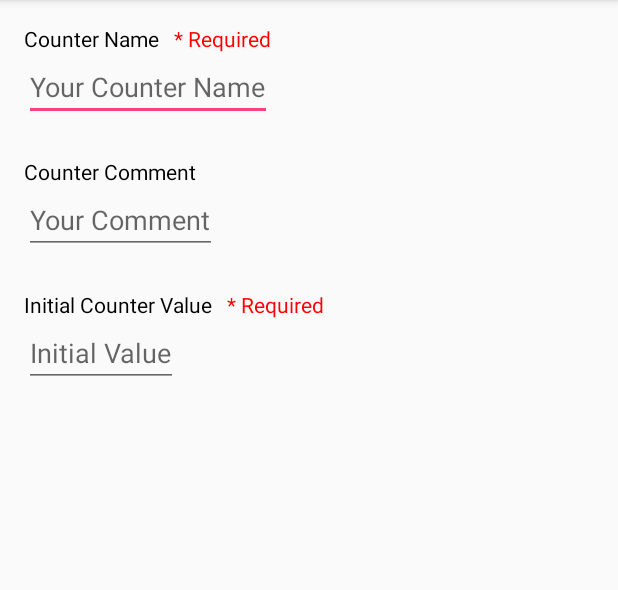
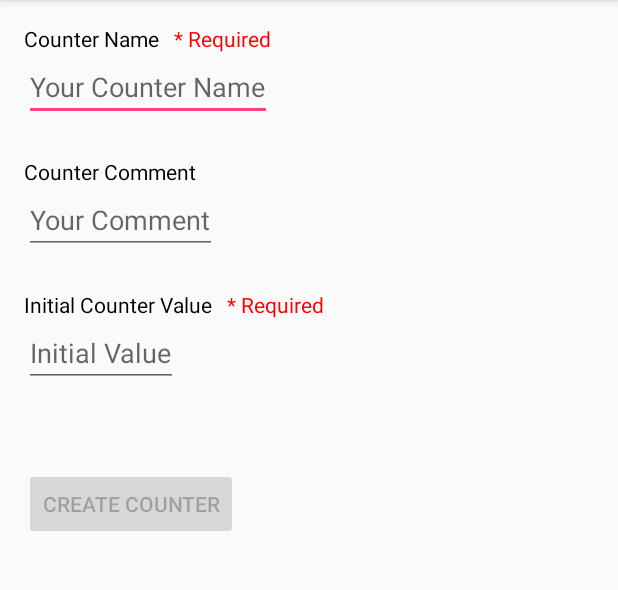
Before and after one commit to OliverRarog/Rarog-CountBook, an Android app: the screen it shows after launch (AddCounterActivity), after a tap on an icon or button, on a phone screen of 412 x 824 dp, the part 84-674 px from its top. Run offline under Robolectric (Android 15) with nearby library versions, the phone set to English and light mode, and no system bars.

Commit message:
Now create counter through buttons, still can't view and edit, data preservation not implemented

```diff
--- a/app/src/main/java/com/example/rarog_countbook/AddCounterActivity.java
+++ b/app/src/main/java/com/example/rarog_countbook/AddCounterActivity.java
@@ -1,17 +1,94 @@
 package com.example.rarog_countbook;
 
+import android.content.Intent;
 import android.support.v7.app.AppCompatActivity;
 import android.os.Bundle;
+import android.text.Editable;
+import android.text.TextWatcher;
+import android.util.Log;
+import android.view.View;
+import android.widget.Button;
+import android.widget.EditText;
 
 public class AddCounterActivity extends AppCompatActivity {
+    Button createButton;
+    EditText counterNameEditText;
+    EditText counterCommentEditText;
+    EditText counterValueEditText;
+
+
+    /* idea to disable button until required editText fields filled
+    taken from
+    https://stackoverflow.com/questions/20682865/disable-button-when-edit-text-fields-empty
+    */
+    private TextWatcher textWatcher = new TextWatcher() {
+        @Override
+        public void beforeTextChanged(CharSequence charSequence, int i, int i1, int i2) {}
+
+        @Override
+        public void onTextChanged(CharSequence charSequence, int i, int i1, int i2) {
+            checkRequiredFields();
+        }
+
+        @Override
+        public void afterTextChanged(Editable editable) {}
+    };
+
+    private void checkRequiredFields() {
+        String nameField = counterNameEditText.getText().toString();
+        String valueField = counterValueEditText.getText().toString();
+
+        if(verifyNameField(nameField) || verifyValueField(valueField) ) {
+            createButton.setEnabled(false);
+        }
+        else {
+            createButton.setEnabled(true);
+        }
+    }
+
+    private Boolean verifyNameField(String name) {
+        return name.trim().isEmpty();
+    }
+
+    private Boolean verifyValueField(String value) {
+        // checks that user typed in a non-negative number, no non-numeric characters allowed
+        return (Integer.getInteger(value) != null && Integer.getInteger(value) >= 0);
+    }
+
+    private void instantiateButtonsAndFields() {
+        createButton = (Button) findViewById(R.id.createCounterButton);
+        counterNameEditText = (EditText) findViewById(R.id.counterNameEditText);
+        counterCommentEditText = (EditText) findViewById(R.id.counterCommentEditText);
+        counterValueEditText = (EditText) findViewById(R.id.counterValueEditText);
+    }
 
     @Override
     protected void onCreate(Bundle savedInstanceState) {
         super.onCreate(savedInstanceState);
         setContentView(R.layout.activity_add_counter);
 
+        instantiateButtonsAndFields();
 
+        counterNameEditText.addTextChangedListener(textWatcher);
+        counterValueEditText.addTextChangedListener(textWatcher);
 
+        createButton.setEnabled(false);
 
+        createButton.setOnClickListener(new View.OnClickListener() {
+            @Override
+            public void onClick(View view) {
+                String nameText = counterNameEditText.getText().toString();
+                String commentText = counterCommentEditText.getText().toString();
+                int value = Integer.parseInt(counterValueEditText.getText().toString());
+
+                Intent intent = getIntent();
+                intent.putExtra("nameText", nameText);
+                intent.putExtra("commentText", commentText);
+                intent.putExtra("initialValue", value);
+
+                setResult(RESULT_OK, intent);
+                finish();
+            }
+        });
     }
 }
--- a/app/src/main/java/com/example/rarog_countbook/MainActivity.java
+++ b/app/src/main/java/com/example/rarog_countbook/MainActivity.java
@@ -6,10 +6,24 @@ import android.os.Bundle;
 import android.view.View;
 import android.widget.Button;
 import android.widget.ListView;
+import android.widget.Toast;
 
 import java.util.ArrayList;
 
 public class MainActivity extends AppCompatActivity {
+    private static final int ADD_COUNTER_ACTIVITY = 1;
+    ArrayList<Counter> counterList = new ArrayList<Counter>();
+
+    @Override
+    protected void onActivityResult(int requestCode, int resultCode, Intent data) {
+        if (resultCode == RESULT_OK && requestCode == ADD_COUNTER_ACTIVITY) {
+            String nameText = data.getExtras().getString("nameText");
+            String commentText = data.getExtras().getString("commentText");
+            int initialValue = data.getExtras().getInt("initialValue");
+
+            counterList.add(new Counter(initialValue, nameText, commentText));
+        }
+    }
 
     @Override
     protected void onCreate(Bundle savedInstanceState) {
@@ -21,18 +35,12 @@ public class MainActivity extends AppCompatActivity {
             @Override
             public void onClick(View view) {
                 Intent addCounterIntent = new Intent(view.getContext(), AddCounterActivity.class);
-                startActivity(addCounterIntent);
+                startActivityForResult(addCounterIntent, ADD_COUNTER_ACTIVITY);
             }
         });
 
-        ArrayList<Counter> list = new ArrayList<Counter>();
-        list.add(new Counter(5, "test1", "hello"));
-        list.add(new Counter(10, "test2", "bye"));
-        for(int i = 0; i < 15; i++) {
-            list.add(new Counter(i, "test", "test"));
-        }
 
-        CounterRowAdapter adapter = new CounterRowAdapter(list, this);
+        CounterRowAdapter adapter = new CounterRowAdapter(counterList, this);
 
         ListView lView = (ListView) findViewById(R.id.counterListView);
         lView.setAdapter(adapter);
--- a/app/src/main/res/layout/activity_add_counter.xml
+++ b/app/src/main/res/layout/activity_add_counter.xml
@@ -98,4 +98,15 @@
         android:layout_marginTop="24dp"
         app:layout_constraintTop_toBottomOf="@+id/counterCommentEditText" />
 
+    <Button
+        android:id="@+id/createCounterButton"
+        android:layout_width="wrap_content"
+        android:layout_height="wrap_content"
+        android:text="@string/create_counter_text_name"
+        app:layout_constraintBottom_toBottomOf="parent"
+        android:layout_marginLeft="16dp"
+        app:layout_constraintLeft_toLeftOf="parent"
+        app:layout_constraintTop_toBottomOf="@+id/counterValueEditText"
+        app:layout_constraintVertical_bias="0.117" />
+
 </android.support.constraint.ConstraintLayout>
--- a/app/src/main/res/values/strings.xml
+++ b/app/src/main/res/values/strings.xml
@@ -7,4 +7,5 @@
     <string name="addCounterValueHinter">Initial Value</string>
     <string name="addCounterValueTextView">Initial Counter Value</string>
     <string name="required"> * Required</string>
+    <string name="create_counter_text_name">Create Counter</string>
 </resources>
```
